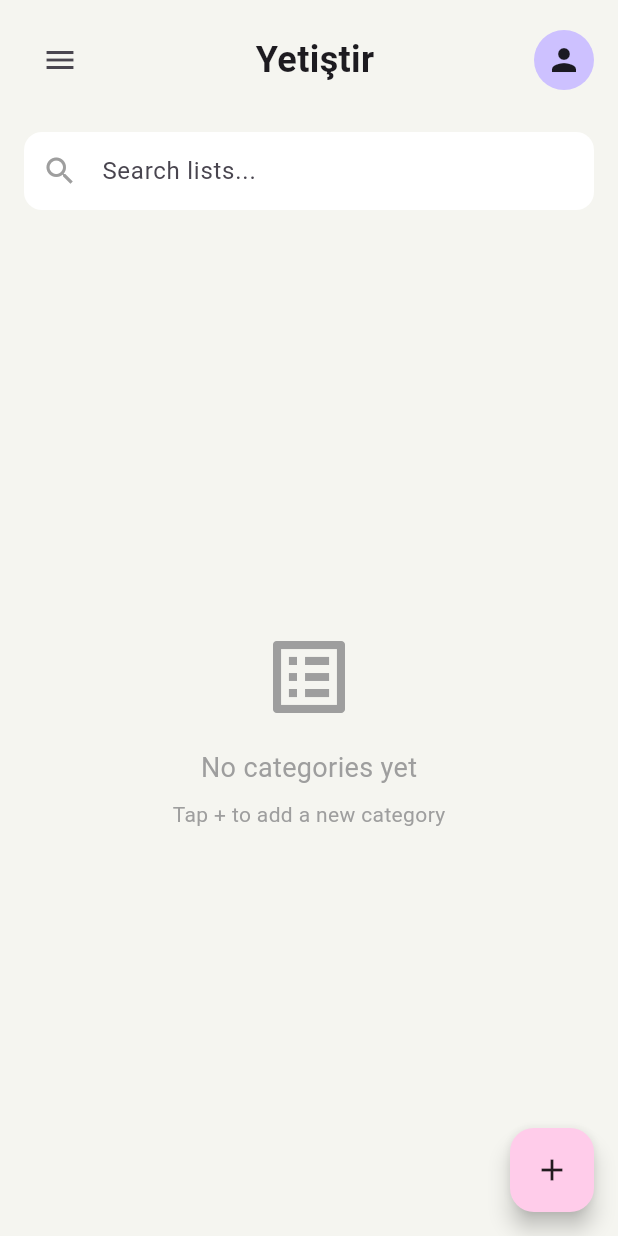
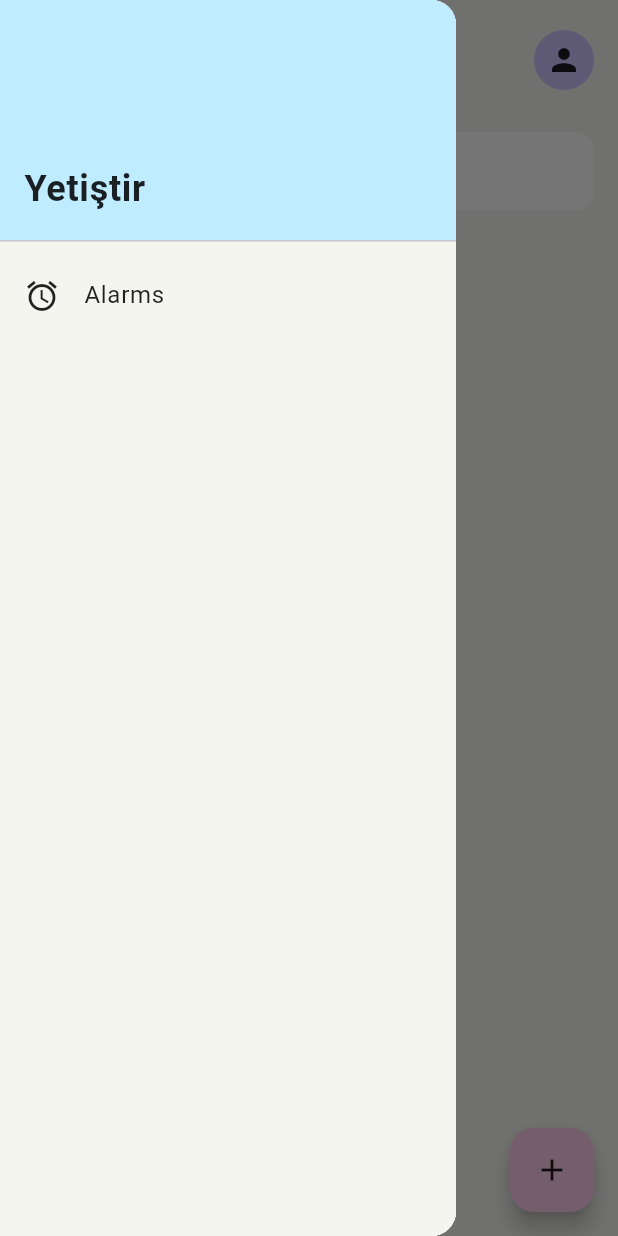
Before and after one commit to todo-app-mobile-programming-iuc/frontend, a Flutter app: the HomePage screen opened directly, after a tap on the "menu" icon, on a phone screen of 412 x 824 dp. Run offline on Flutter 3.47's test engine with Material 3 defaults, Android fonts, the light colour scheme and no system bars; our stand-ins replace image_picker.

Commit message:
alarm init

```diff
--- a/lib/screens/home_page.dart
+++ b/lib/screens/home_page.dart
@@ -4,6 +4,7 @@ import '../models/category.dart';
 import 'todo_list_page.dart';
 import '../services/storage_service.dart';
 import 'profile_page.dart';
+import 'alarm_page.dart';
 
 class HomePage extends StatefulWidget {
   @override
@@ -70,6 +71,54 @@ class _HomePageState extends State<HomePage> {
   Widget build(BuildContext context) {
     return Scaffold(
       backgroundColor: Color(0xFFF5F5F0),
+      drawer: Drawer(
+        child: Container(
+          color: Color(0xFFF5F5F0),
+          child: ListView(
+            padding: EdgeInsets.zero,
+            children: [
+              DrawerHeader(
+                decoration: BoxDecoration(
+                  color: Color(0xFFBFECFF),
+                ),
+                child: Column(
+                  crossAxisAlignment: CrossAxisAlignment.start,
+                  mainAxisAlignment: MainAxisAlignment.end,
+                  children: [
+                    Text(
+                      'Yetiştir',
+                      style: TextStyle(
+                        color: Colors.black87,
+                        fontSize: 24,
+                        fontWeight: FontWeight.bold,
+                      ),
+                    ),
+                    SizedBox(height: 8),
+                  ],
+                ),
+              ),
+              ListTile(
+                leading: Icon(Icons.alarm, color: Colors.black87),
+                title: Text(
+                  'Alarms',
+                  style: TextStyle(
+                    fontSize: 16,
+                    color: Colors.black87,
+                  ),
+                ),
+                onTap: () {
+                  Navigator.pop(context); // Close drawer
+                  Navigator.push(
+                    context,
+                    MaterialPageRoute(builder: (context) => AlarmPage()),
+                  );
+                },
+              ),
+
+            ],
+          ),
+        ),
+      ),
       body: SafeArea(
         child: Column(
           children: [
@@ -94,12 +143,13 @@ class _HomePageState extends State<HomePage> {
   Widget _buildTopBar() {
     return Padding(
       padding: const EdgeInsets.all(16.0),
-      child: Row(
+      child: Builder(
+        builder: (context) => Row(
           children: [
             IconButton(
               icon: Icon(Icons.menu),
               onPressed: () {
-              // Hamburger menu functionality
+                Scaffold.of(context).openDrawer();
               },
             ),
             Expanded(
@@ -115,7 +165,6 @@ class _HomePageState extends State<HomePage> {
             ),
             GestureDetector(
               onTap: () {
-              // Navigate to profile page
                 Navigator.push(
                   context,
                   MaterialPageRoute(builder: (context) => ProfilePage()),
@@ -128,6 +177,7 @@ class _HomePageState extends State<HomePage> {
               ),
             ),
           ],
+        ),
       ),
     );
   }
--- a/lib/screens/todo_list_page.dart
+++ b/lib/screens/todo_list_page.dart
@@ -16,6 +16,12 @@ class TodoListPage extends StatefulWidget {
 
 class _TodoListPageState extends State<TodoListPage> {
   final TextEditingController _textController = TextEditingController();
+
+  @override
+  void dispose() {
+    _textController.dispose();
+    super.dispose();
+  }
 
   void _addTodo(String title) {
     setState(() {
```
Also changed, not shown: lib/screens/alarm_page.dart (added, +188 -0 lines). Lines whose indentation alone changed are shown as unchanged.
